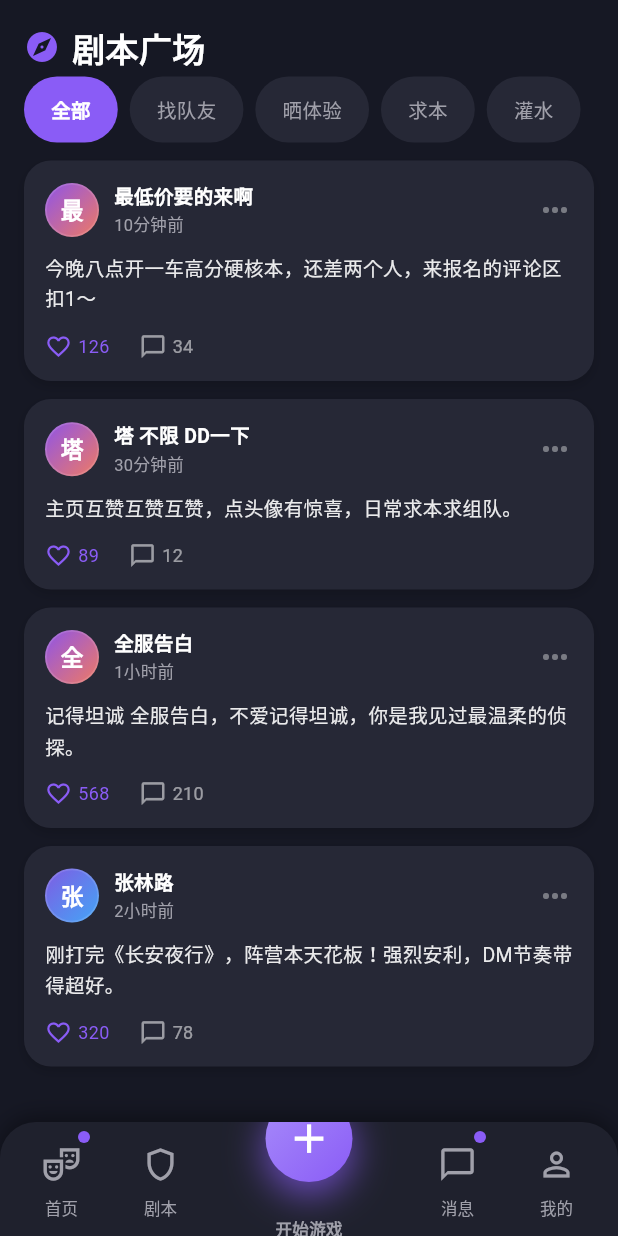
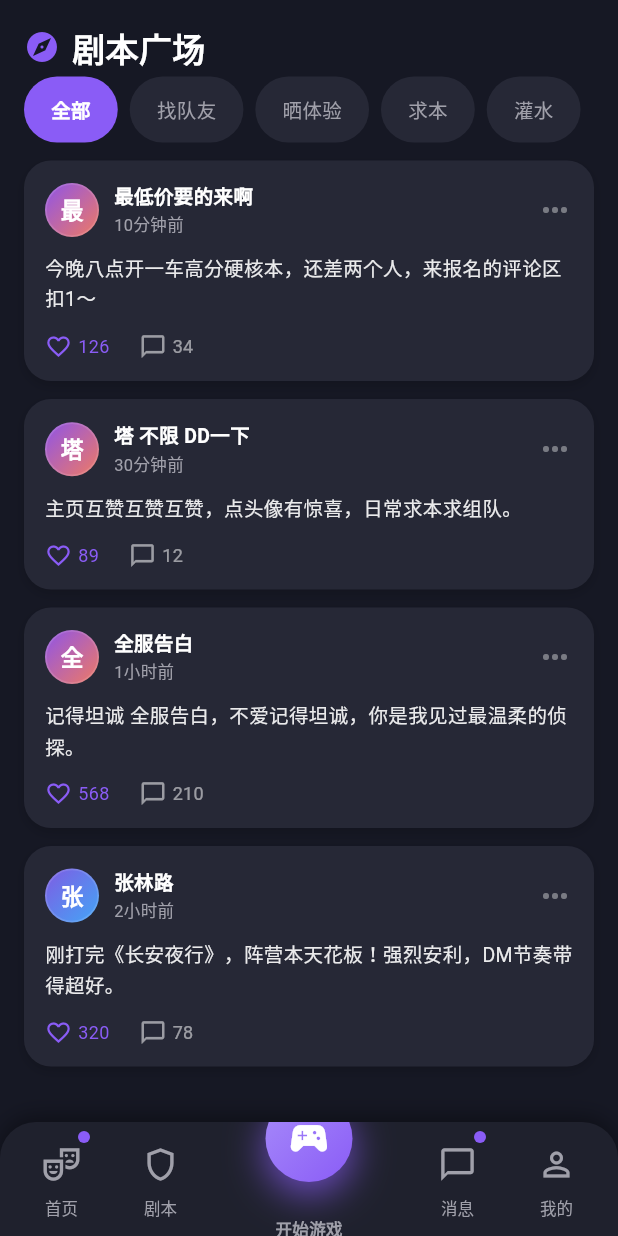
Before and after one commit to zx2121651/jubenshaapp, a Flutter app: the screen it shows after launch, item 3 of the bottom bar chosen, on a phone screen of 412 x 824 dp. Run offline on Flutter 3.47's test engine with Material 3 defaults, Android fonts, the light colour scheme and no system bars; our stand-ins replace flutter_riverpod, go_router; network calls fail.

Commit message:
feat: 剧本杀App UI布局对标
Co-authored-by: traeagent <traeagent@users.noreply.github.com>

```diff
--- a/lib/shared/widgets/scaffold_with_bottom_nav_bar.dart
+++ b/lib/shared/widgets/scaffold_with_bottom_nav_bar.dart
@@ -3,12 +3,28 @@ import 'package:go_router/go_router.dart';
 import '../../core/constants/app_motion.dart';
 import '../../core/theme/app_theme.dart';
 
-class ScaffoldWithBottomNavBar extends StatelessWidget {
+class ScaffoldWithBottomNavBar extends StatefulWidget {
   const ScaffoldWithBottomNavBar({super.key, required this.navigationShell});
 
   final StatefulNavigationShell navigationShell;
 
+  @override
+  State<ScaffoldWithBottomNavBar> createState() =>
+      _ScaffoldWithBottomNavBarState();
+}
+
+class _ScaffoldWithBottomNavBarState extends State<ScaffoldWithBottomNavBar> {
+  // 记录本次切换方向：+1 向右切（新页从右滑入），-1 向左切，0 无方向。
+  int _direction = 0;
+
+  StatefulNavigationShell get navigationShell => widget.navigationShell;
+
   void _goBranch(int index) {
+    final cur = navigationShell.currentIndex;
+    setState(() {
+      // 中央主按钮与两侧 tab 的方向判定：目的地大于当前则向右推进。
+      _direction = index > cur ? 1 : (index < cur ? -1 : 0);
+    });
     navigationShell.goBranch(
       index,
       initialLocation: index == navigationShell.currentIndex,
@@ -22,20 +38,21 @@ class ScaffoldWithBottomNavBar extends StatelessWidget {
       body: AnimatedSwitcher(
         duration: AppMotion.base,
         switchInCurve: AppMotion.easeOut,
-        switchOutCurve: AppMotion.easeInOut,
+        switchOutCurve: AppMotion.easeOut,
         transitionBuilder: (child, anim) {
-          final t = CurvedAnimation(
+          // 方向感知的水平翻页：向右切换时旧页向左让位、新页自右滑入。
+          final enterT = CurvedAnimation(
             parent: anim,
             curve: AppMotion.easeOut,
-            reverseCurve: AppMotion.easeInOut,
           );
+          final dx = _direction * 0.12;
           return FadeTransition(
             opacity: anim,
             child: SlideTransition(
               position: Tween<Offset>(
-                begin: const Offset(0.0, 0.03),
+                begin: Offset(dx, 0),
                 end: Offset.zero,
-              ).animate(t),
+              ).animate(enterT),
               child: child,
             ),
           );
@@ -212,9 +229,9 @@ class _CentralActionButton extends StatelessWidget {
                 duration: AppMotion.base,
                 curve: AppMotion.bounceOut,
                 child: const Icon(
-                  Icons.add,
+                  Icons.sports_esports,
                   color: Colors.white,
-                  size: 30,
+                  size: 28,
                 ),
               ),
             ),
```
